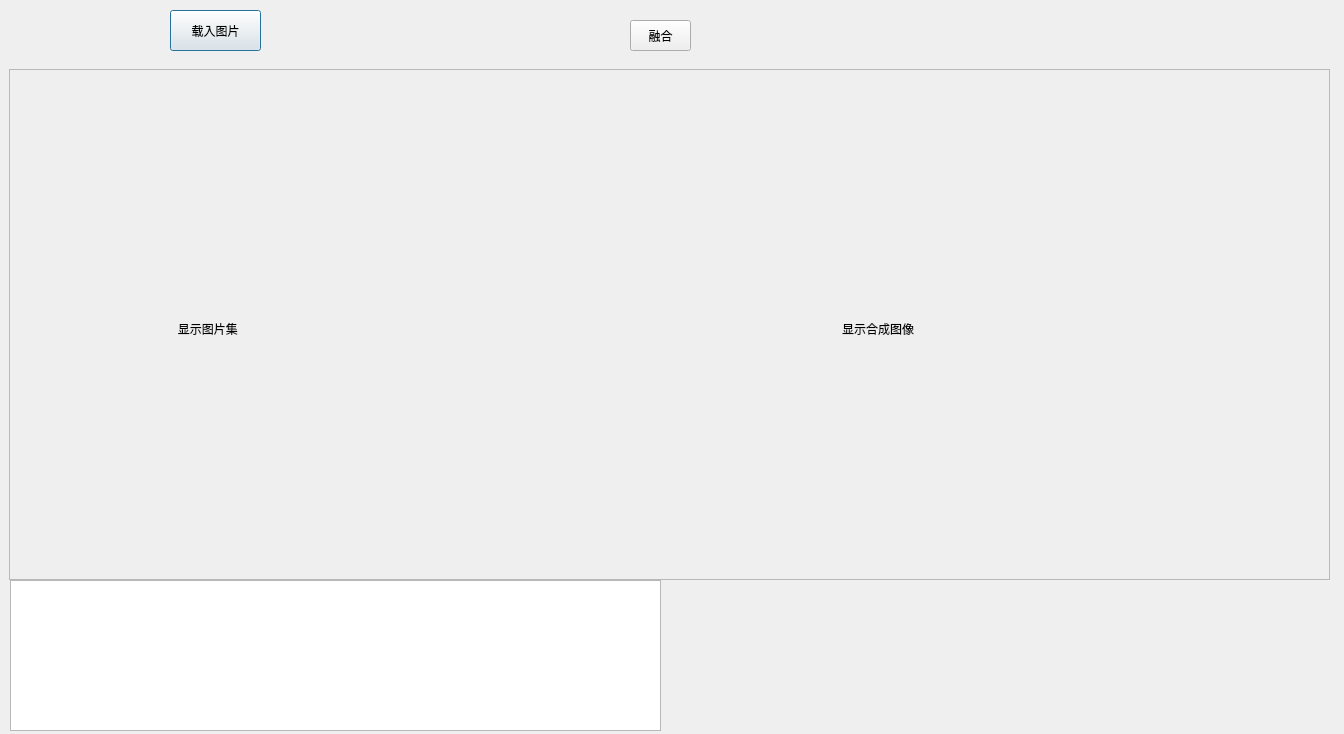
Old version of the form ImageProcessing/imagefusion.ui in the repository MyCaptain02/imageprocessing.
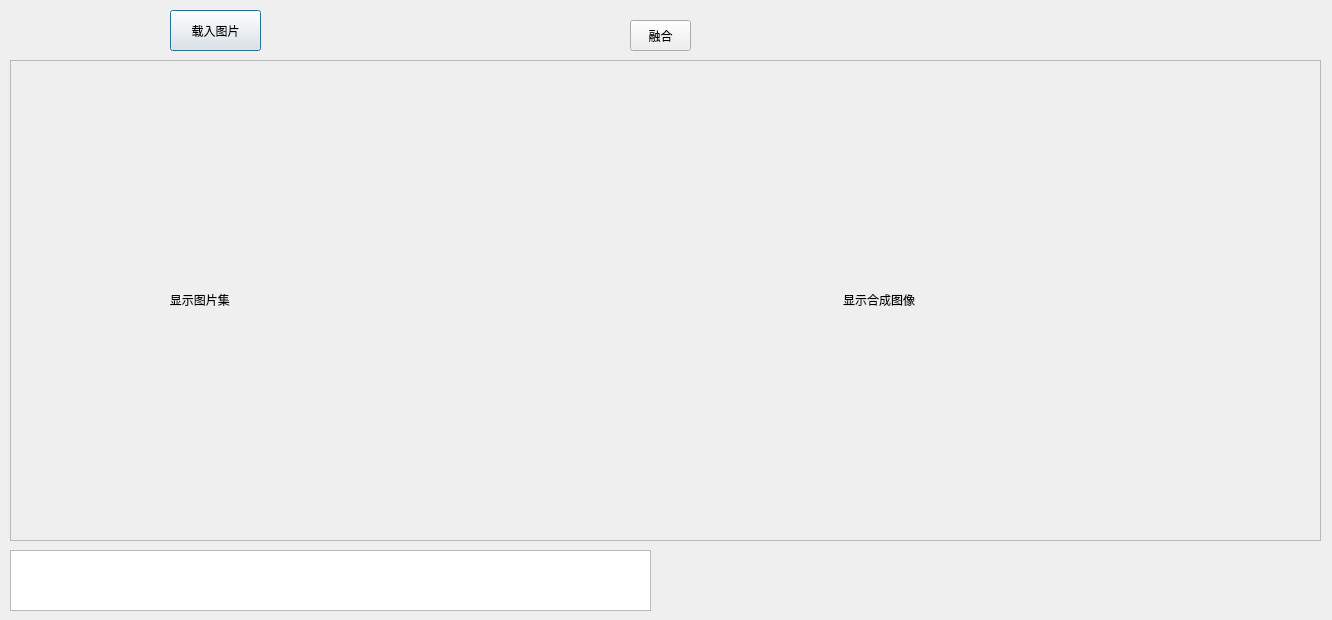
New version of the form.

What changed in the file:
```diff
--- a/ImageProcessing/imagefusion.ui
+++ b/ImageProcessing/imagefusion.ui
@@ -6,12 +6,18 @@
    <rect>
     <x>0</x>
     <y>0</y>
-    <width>1344</width>
-    <height>734</height>
+    <width>1332</width>
+    <height>620</height>
    </rect>
   </property>
   <property name="windowTitle">
-   <string>imageFusion</string>
+   <string>图像融合</string>
+  </property>
+  <property name="sizeGripEnabled">
+   <bool>false</bool>
+  </property>
+  <property name="modal">
+   <bool>false</bool>
   </property>
   <widget class="QPushButton" name="loadImageButton">
    <property name="geometry">
@@ -29,10 +35,10 @@
   <widget class="QFrame" name="frame">
    <property name="geometry">
     <rect>
-     <x>9</x>
-     <y>69</y>
-     <width>1321</width>
-     <height>511</height>
+     <x>10</x>
+     <y>60</y>
+     <width>1311</width>
+     <height>481</height>
     </rect>
    </property>
    <property name="frameShape">
@@ -44,8 +50,8 @@
    <widget class="QLabel" name="imageListShowlabel">
     <property name="geometry">
      <rect>
-      <x>9</x>
-      <y>20</y>
+      <x>0</x>
+      <y>0</y>
       <width>640</width>
       <height>480</height>
      </rect>
@@ -58,7 +64,7 @@
     <property name="geometry">
      <rect>
       <x>670</x>
-      <y>20</y>
+      <y>0</y>
       <width>640</width>
       <height>480</height>
      </rect>
@@ -72,11 +78,14 @@
    <property name="geometry">
     <rect>
      <x>10</x>
-     <y>580</y>
-     <width>651</width>
-     <height>151</height>
+     <y>550</y>
+     <width>641</width>
+     <height>61</height>
     </rect>
    </property>
+   <property name="flow">
+    <enum>QListView::LeftToRight</enum>
+   </property>
   </widget>
   <widget class="QPushButton" name="imageFusionButton">
    <property name="geometry">
```
